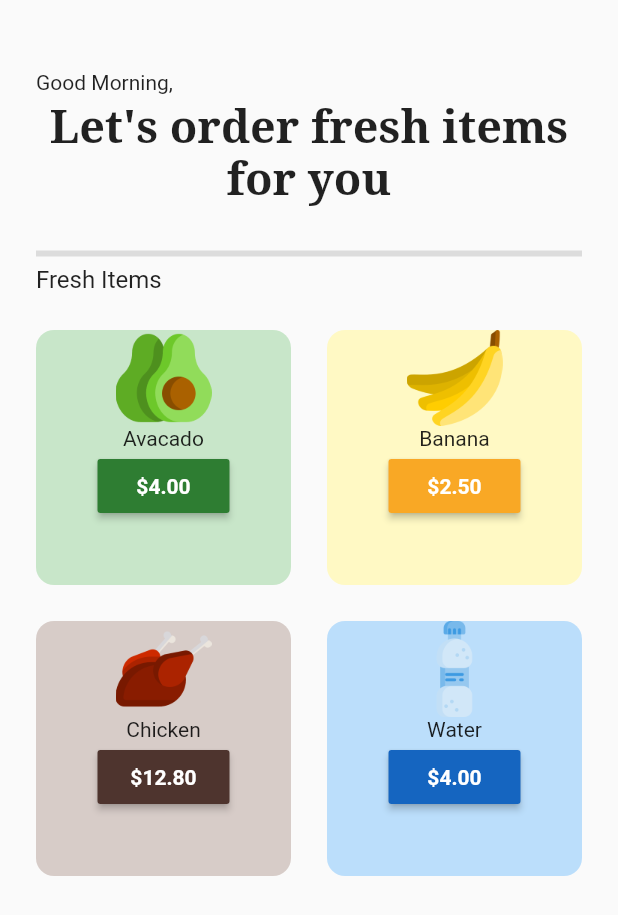
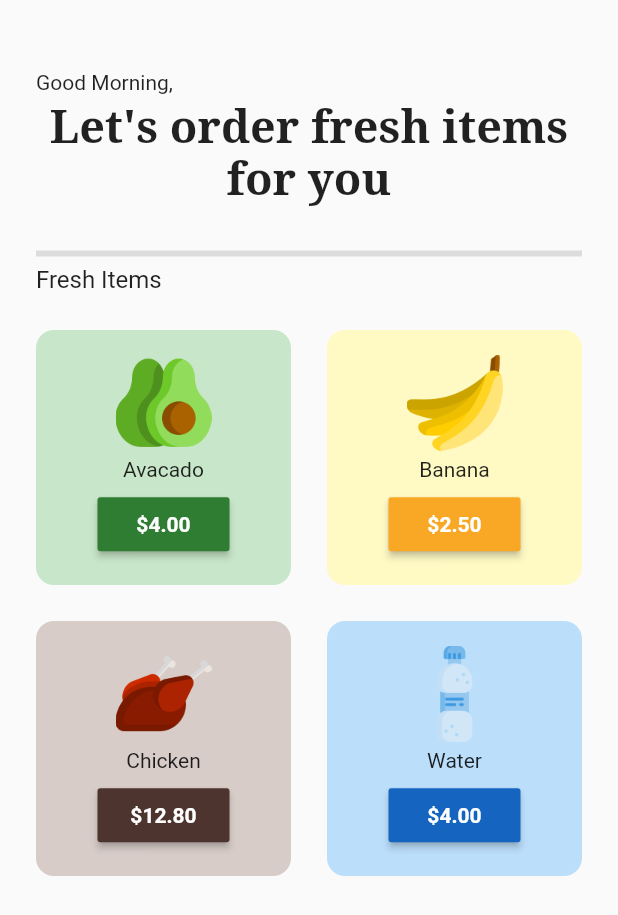
Before and after one commit to Awaizkazi/grocery_app, a Flutter app: the HomePage screen opened directly, on a phone screen of 412 x 824 dp. Shown: the top 915 px of the screen. Run offline on Flutter 3.47's test engine with Material 2 defaults, Android fonts, the phone set to English and light mode, and no system bars; our stand-ins replace google_fonts.

Commit message:
button Done

```diff
--- a/lib/components/grocery_item_tile.dart
+++ b/lib/components/grocery_item_tile.dart
@@ -19,9 +19,11 @@ class GroceryItemTile extends StatelessWidget {
     return Padding(
       padding: const EdgeInsets.all(12.0),
       child: Container(
+        padding: const EdgeInsets.all(12),
         decoration: BoxDecoration(
             color: color[100], borderRadius: BorderRadius.circular(12)),
         child: Column(
+          mainAxisAlignment: MainAxisAlignment.spaceEvenly,
           children: [
             // Image
             Image.asset(
```
